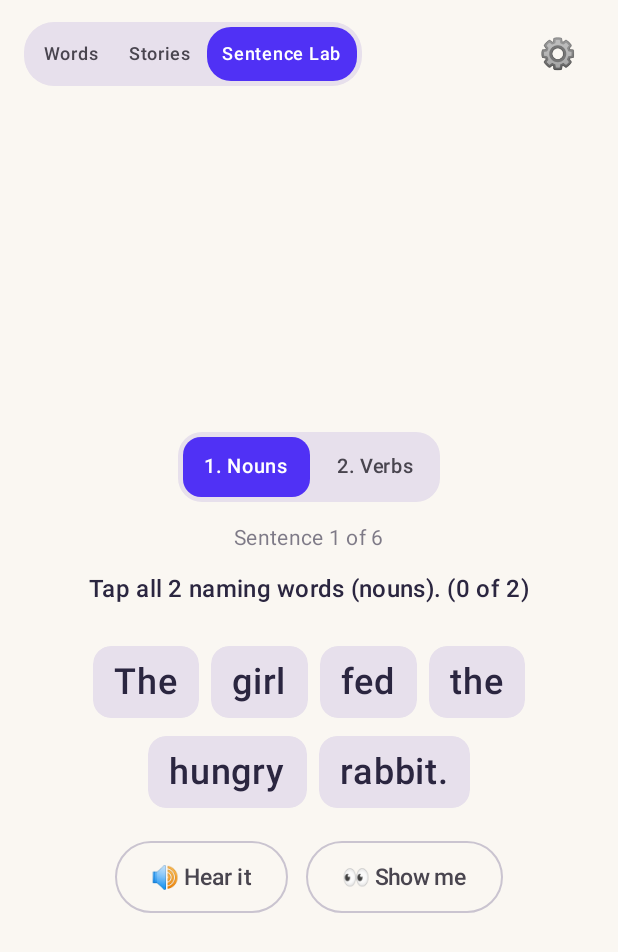
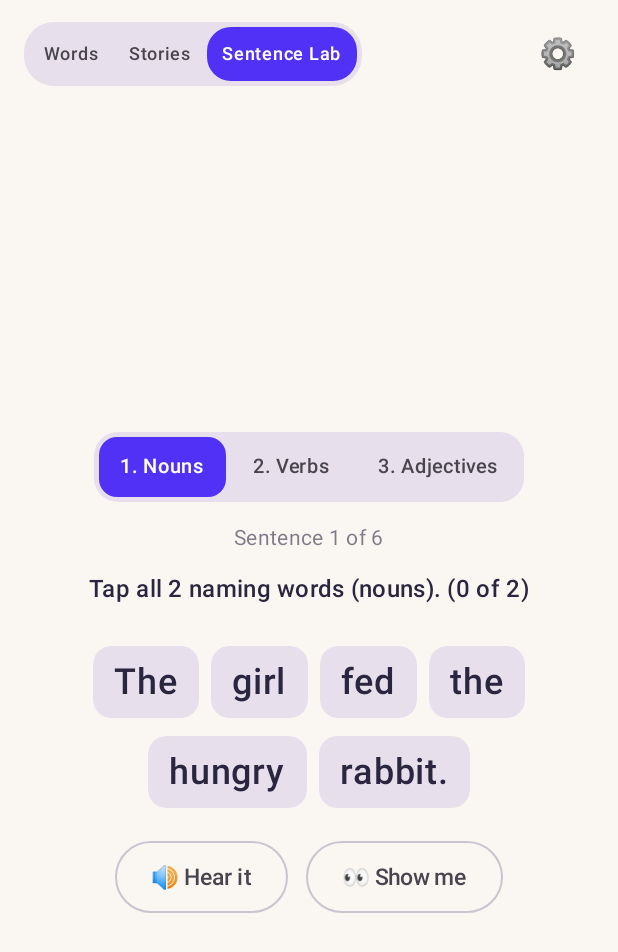
Before and after one commit to alexcch-byte/dragon-readers, an Android app built with Jetpack Compose: the screen it shows after launch (MainActivity), after a tap on "Sentence Lab", on a phone screen of 412 x 824 dp. Shown: the top 952 px of the screen. Run offline under Robolectric (Android 15) with nearby library versions, the phone set to English and light mode, and no system bars; 3 other taps on this screen came first.

Commit message:
Cycle 17: Android Sentence Lab Level 3 (Adjectives), 3-level selector, and dataset tests

```diff
--- a/app/src/main/java/com/example/earlyreader/ui/sentences/SentenceLabScreen.kt
+++ b/app/src/main/java/com/example/earlyreader/ui/sentences/SentenceLabScreen.kt
@@ -58,6 +58,7 @@ data class SentenceLabItem(
     val words: List<String> = text.split(" ")
     val nounIndices: Set<Int> get() = targetIndices("noun")
     val verbIndices: Set<Int> get() = targetIndices("verb")
+    val adjectiveIndices: Set<Int> get() = targetIndices("adj")
 
     fun targetIndices(targetTag: String): Set<Int> =
         tags.mapIndexedNotNull { idx, tag -> if (tag == targetTag) idx else null }.toSet()
@@ -70,6 +71,7 @@ data class SentenceLabLevel(
     val targetTag: String,
     val targetName: String,
     val badgeLabel: String,
+    val prompt: String,
     val nudgeText: String,
     val highlightBg: Color,
     val highlightBorder: Color,
@@ -85,6 +87,7 @@ object SentenceLabData {
         targetTag = "noun",
         targetName = "naming word",
         badgeLabel = "🏷️ noun",
+        prompt = "Tap all {n} naming words (nouns).",
         nudgeText = "Almost! Is that a word that names something? Try again!",
         highlightBg = Color(0xFFDBEAFE),
         highlightBorder = Color(0xFF2563EB),
@@ -124,6 +127,7 @@ object SentenceLabData {
         targetTag = "verb",
         targetName = "action word",
         badgeLabel = "⚡ verb",
+        prompt = "Tap the action word (verb).",
         nudgeText = "Almost! Does that word tell what someone or something is doing? Try again!",
         highlightBg = Color(0xFFFFEDD5),
         highlightBorder = Color(0xFFC2410C),
@@ -156,9 +160,50 @@ object SentenceLabData {
         ),
     )
 
-    val allLevels = listOf(level1, level2)
+    val level3 = SentenceLabLevel(
+        id = "adjectives",
+        title = "Level 3: Describing Words (Adjectives)",
+        shortName = "3. Adjectives",
+        targetTag = "adj",
+        targetName = "describing word",
+        badgeLabel = "🎨 adj",
+        prompt = "Tap all {n} describing words (adjectives).",
+        nudgeText = "Almost! Does that word tell us what something is like? Try again!",
+        highlightBg = Color(0xFFDCFCE7),
+        highlightBorder = Color(0xFF15803D),
+        highlightText = Color(0xFF14532D),
+        items = listOf(
+            SentenceLabItem(
+                text = "The soft kitten drank warm milk.",
+                tags = listOf("det", "adj", "noun", "verb", "adj", "noun"),
+            ),
+            SentenceLabItem(
+                text = "A yellow bus drove down the long road.",
+                tags = listOf("det", "adj", "noun", "verb", "prep", "det", "adj", "noun"),
+            ),
+            SentenceLabItem(
+                text = "The tired boy slept in a cozy bed.",
+                tags = listOf("det", "adj", "noun", "verb", "prep", "det", "adj", "noun"),
+            ),
+            SentenceLabItem(
+                text = "Grandma wore a long blue scarf.",
+                tags = listOf("noun", "verb", "det", "adj", "adj", "noun"),
+            ),
+            SentenceLabItem(
+                text = "The cold wind shook the tiny leaves.",
+                tags = listOf("det", "adj", "noun", "verb", "det", "adj", "noun"),
+            ),
+            SentenceLabItem(
+                text = "We ate crunchy apples on a sunny day.",
+                tags = listOf("pron", "verb", "adj", "noun", "prep", "det", "adj", "noun"),
+            ),
+        ),
+    )
+
+    val allLevels = listOf(level1, level2, level3)
     val level1Items: List<SentenceLabItem> get() = level1.items
     val level2Items: List<SentenceLabItem> get() = level2.items
+    val level3Items: List<SentenceLabItem> get() = level3.items
 }
 
 @OptIn(ExperimentalLayoutApi::class)
@@ -288,14 +333,14 @@ fun SentenceLabScreen(
 
                 Spacer(modifier = Modifier.height(12.dp))
 
+                val promptText = if (isComplete) {
+                    "All $totalTargets ${currentLevel.targetName}s found! Great job!"
+                } else {
+                    val basePrompt = currentLevel.prompt.replace("{n}", totalTargets.toString())
+                    if (totalTargets > 1) "$basePrompt ($foundCount of $totalTargets)" else basePrompt
+                }
                 Text(
-                    text = if (isComplete) {
-                        "All $totalTargets ${currentLevel.targetName}s found! Great job!"
-                    } else if (totalTargets == 1) {
-                        "Tap the ${currentLevel.targetName} (${currentLevel.targetTag})."
-                    } else {
-                        "Tap all $totalTargets ${currentLevel.targetName}s (${currentLevel.targetTag}s). ($foundCount of $totalTargets)"
-                    },
+                    text = promptText,
                     style = MaterialTheme.typography.titleMedium,
                     fontWeight = FontWeight.SemiBold,
                     color = if (isComplete) VioletPrimary else TextDark,
@@ -471,3 +516,11 @@ fun PreviewSentenceLabLevel2() {
         SentenceLabScreen(initialLevelIndex = 1)
     }
 }
+
+@Preview(name = "Sentence Lab Level 3 (Adjectives)", showBackground = true, backgroundColor = 0xFFFAF7F2)
+@Composable
+fun PreviewSentenceLabLevel3() {
+    EarlyReaderTheme {
+        SentenceLabScreen(initialLevelIndex = 2)
+    }
+}
```
Also changed, not shown: 2 other files.
